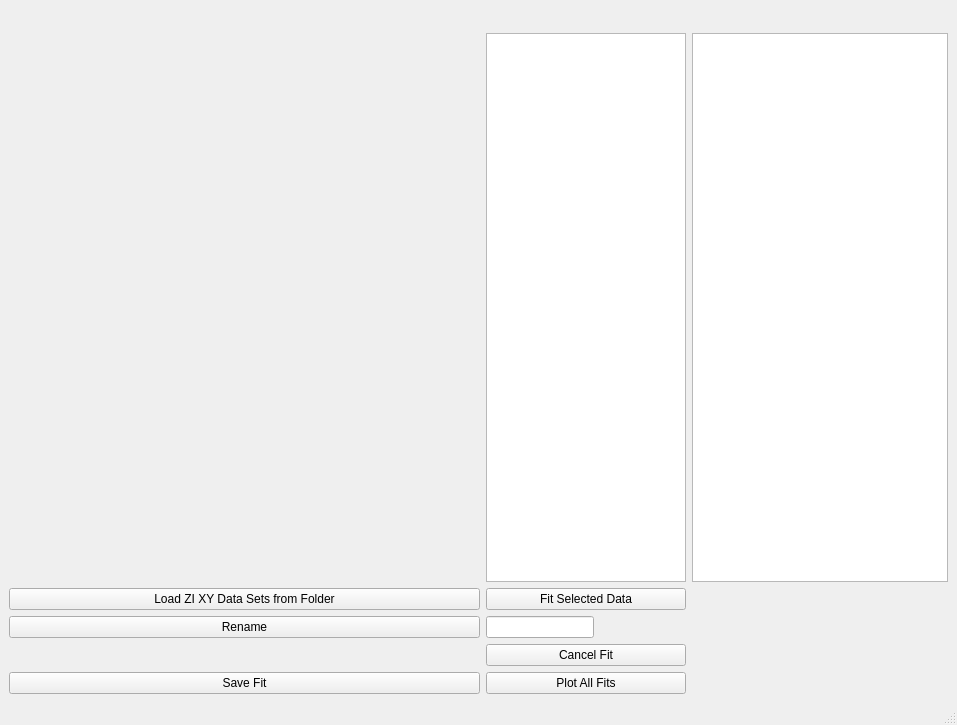
Before: the Qt Designer form window.ui in davidmiller3/plotterGUI, drawn with Qt 5.
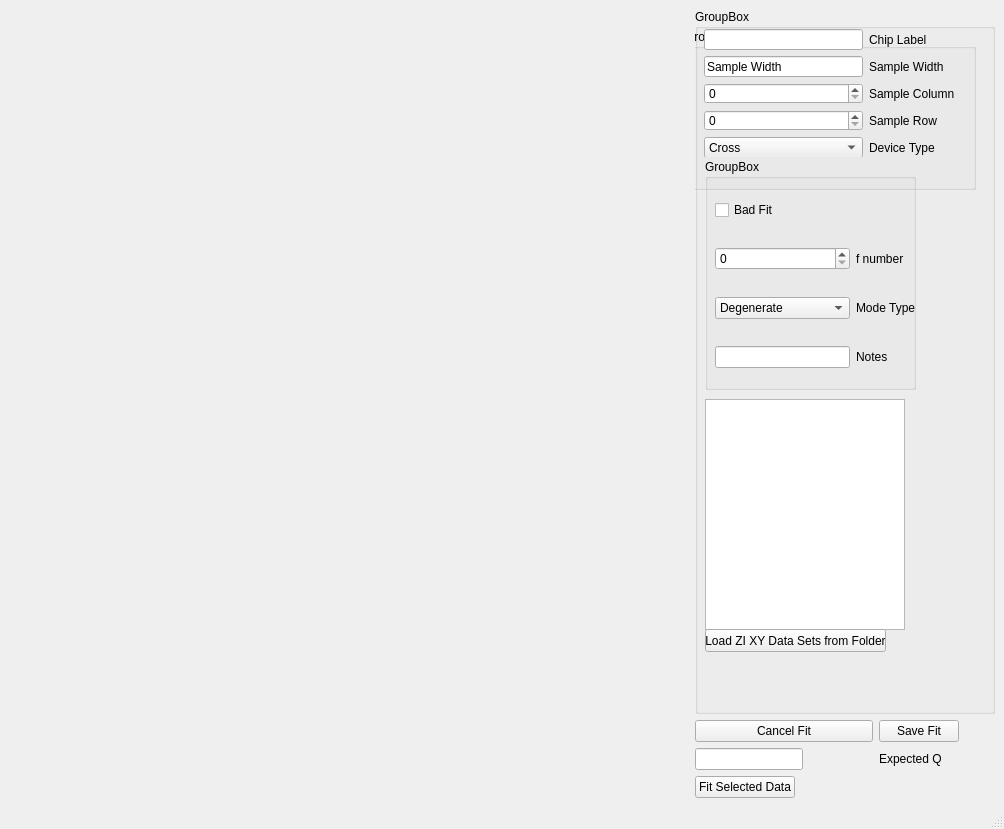
After: the same form once the commit is applied.

Diff of the .ui file:
```diff
--- a/window.ui
+++ b/window.ui
@@ -6,8 +6,8 @@
    <rect>
     <x>0</x>
     <y>0</y>
-    <width>957</width>
-    <height>725</height>
+    <width>1004</width>
+    <height>829</height>
    </rect>
   </property>
   <property name="windowTitle">
@@ -18,7 +18,7 @@
     <item row="0" column="0">
      <widget class="QWidget" name="mplwindow" native="true">
       <property name="sizePolicy">
-       <sizepolicy hsizetype="Expanding" vsizetype="Preferred">
+       <sizepolicy hsizetype="Preferred" vsizetype="Preferred">
         <horstretch>0</horstretch>
         <verstretch>0</verstretch>
        </sizepolicy>
@@ -26,37 +26,39 @@
       <layout class="QVBoxLayout" name="mplvl"/>
      </widget>
     </item>
-    <item row="2" column="0">
-     <widget class="QPushButton" name="folderSelect">
-      <property name="text">
-       <string>Load ZI XY Data Sets from Folder</string>
-      </property>
-     </widget>
-    </item>
-    <item row="4" column="0">
-     <widget class="QPushButton" name="renameSelectedData">
-      <property name="text">
-       <string>Rename</string>
-      </property>
-     </widget>
-    </item>
-    <item row="1" column="1">
-     <widget class="QListWidget" name="mplfigs">
+    <item row="6" column="2">
+     <widget class="QPushButton" name="cancelFit">
       <property name="sizePolicy">
-       <sizepolicy hsizetype="Maximum" vsizetype="Expanding">
+       <sizepolicy hsizetype="Preferred" vsizetype="Fixed">
         <horstretch>0</horstretch>
         <verstretch>0</verstretch>
        </sizepolicy>
       </property>
-      <property name="maximumSize">
+      <property name="minimumSize">
        <size>
-        <width>200</width>
-        <height>16777215</height>
+        <width>100</width>
+        <height>0</height>
        </size>
       </property>
+      <property name="text">
+       <string>Cancel Fit</string>
+      </property>
      </widget>
     </item>
-    <item row="4" column="1">
+    <item row="7" column="3">
+     <widget class="QLabel" name="QLabel">
+      <property name="sizePolicy">
+       <sizepolicy hsizetype="Fixed" vsizetype="Fixed">
+        <horstretch>0</horstretch>
+        <verstretch>0</verstretch>
+       </sizepolicy>
+      </property>
+      <property name="text">
+       <string>Expected Q</string>
+      </property>
+     </widget>
+    </item>
+    <item row="7" column="2">
      <widget class="QLineEdit" name="QEntry">
       <property name="sizePolicy">
        <sizepolicy hsizetype="Fixed" vsizetype="Fixed">
@@ -69,42 +71,299 @@
       </property>
      </widget>
     </item>
-    <item row="7" column="0">
+    <item row="6" column="3">
      <widget class="QPushButton" name="saveFit">
+      <property name="sizePolicy">
+       <sizepolicy hsizetype="Fixed" vsizetype="Fixed">
+        <horstretch>0</horstretch>
+        <verstretch>0</verstretch>
+       </sizepolicy>
+      </property>
       <property name="text">
        <string>Save Fit</string>
       </property>
      </widget>
     </item>
-    <item row="2" column="1">
+    <item row="8" column="2">
      <widget class="QPushButton" name="fitSelectedData">
+      <property name="sizePolicy">
+       <sizepolicy hsizetype="Fixed" vsizetype="Fixed">
+        <horstretch>0</horstretch>
+        <verstretch>0</verstretch>
+       </sizepolicy>
+      </property>
       <property name="text">
        <string>Fit Selected Data</string>
       </property>
      </widget>
     </item>
-    <item row="5" column="1">
-     <widget class="QPushButton" name="cancelFit">
-      <property name="text">
-       <string>Cancel Fit</string>
-      </property>
-     </widget>
-    </item>
-    <item row="1" column="2">
-     <widget class="QListWidget" name="listWidget">
+    <item row="0" column="2" colspan="2">
+     <widget class="QGroupBox" name="groupBox_2">
       <property name="sizePolicy">
-       <sizepolicy hsizetype="Preferred" vsizetype="Expanding">
+       <sizepolicy hsizetype="Preferred" vsizetype="Preferred">
         <horstretch>0</horstretch>
         <verstretch>0</verstretch>
        </sizepolicy>
       </property>
-     </widget>
-    </item>
-    <item row="7" column="1">
-     <widget class="QPushButton" name="showAllFits">
-      <property name="text">
-       <string>Plot All Fits</string>
+      <property name="minimumSize">
+       <size>
+        <width>300</width>
+        <height>0</height>
+       </size>
       </property>
+      <property name="title">
+       <string>GroupBox</string>
+      </property>
+      <widget class="QGroupBox" name="groupBox">
+       <property name="enabled">
+        <bool>true</bool>
+       </property>
+       <property name="geometry">
+        <rect>
+         <x>-10</x>
+         <y>20</y>
+         <width>291</width>
+         <height>161</height>
+        </rect>
+       </property>
+       <property name="sizePolicy">
+        <sizepolicy hsizetype="Preferred" vsizetype="Preferred">
+         <horstretch>0</horstretch>
+         <verstretch>0</verstretch>
+        </sizepolicy>
+       </property>
+       <property name="title">
+        <string>GroupBox</string>
+       </property>
+       <widget class="QWidget" name="verticalLayoutWidget">
+        <property name="geometry">
+         <rect>
+          <x>19</x>
+          <y>0</y>
+          <width>251</width>
+          <height>128</height>
+         </rect>
+        </property>
+        <layout class="QVBoxLayout" name="verticalLayout_2">
+         <item>
+          <layout class="QGridLayout" name="gridLayout_2">
+           <item row="3" column="0">
+            <widget class="QSpinBox" name="rowEdit"/>
+           </item>
+           <item row="5" column="1">
+            <widget class="QLabel" name="deviceTypeLabel">
+             <property name="text">
+              <string>Device Type</string>
+             </property>
+            </widget>
+           </item>
+           <item row="3" column="1">
+            <widget class="QLabel" name="rowLabel">
+             <property name="text">
+              <string>Sample Row</string>
+             </property>
+            </widget>
+           </item>
+           <item row="2" column="0">
+            <widget class="QSpinBox" name="columnEdit"/>
+           </item>
+           <item row="2" column="1">
+            <widget class="QLabel" name="columnLabel">
+             <property name="text">
+              <string>Sample Column</string>
+             </property>
+            </widget>
+           </item>
+           <item row="1" column="1">
+            <widget class="QLabel" name="widthLabel">
+             <property name="text">
+              <string>Sample Width</string>
+             </property>
+            </widget>
+           </item>
+           <item row="1" column="0">
+            <widget class="QLineEdit" name="widthEdit">
+             <property name="text">
+              <string>Sample Width</string>
+             </property>
+            </widget>
+           </item>
+           <item row="0" column="1">
+            <widget class="QLabel" name="chipLabel">
+             <property name="text">
+              <string>Chip Label</string>
+             </property>
+            </widget>
+           </item>
+           <item row="5" column="0">
+            <widget class="QComboBox" name="deviceType">
+             <item>
+              <property name="text">
+               <string>Cross</string>
+              </property>
+             </item>
+             <item>
+              <property name="text">
+               <string>Drumhead</string>
+              </property>
+             </item>
+             <item>
+              <property name="text">
+               <string>Beam</string>
+              </property>
+             </item>
+             <item>
+              <property name="text">
+               <string>H</string>
+              </property>
+             </item>
+             <item>
+              <property name="text">
+               <string>Other</string>
+              </property>
+             </item>
+            </widget>
+           </item>
+           <item row="0" column="0">
+            <widget class="QLineEdit" name="chipEdit">
+             <property name="text">
+              <string/>
+             </property>
+            </widget>
+           </item>
+          </layout>
+         </item>
+        </layout>
+       </widget>
+       <zorder>mplfigs</zorder>
+       <zorder>verticalLayoutWidget</zorder>
+      </widget>
+      <widget class="QGroupBox" name="fitBox">
+       <property name="geometry">
+        <rect>
+         <x>10</x>
+         <y>150</y>
+         <width>211</width>
+         <height>231</height>
+        </rect>
+       </property>
+       <property name="sizePolicy">
+        <sizepolicy hsizetype="Preferred" vsizetype="Preferred">
+         <horstretch>0</horstretch>
+         <verstretch>0</verstretch>
+        </sizepolicy>
+       </property>
+       <property name="title">
+        <string>GroupBox</string>
+       </property>
+       <widget class="QWidget" name="gridLayoutWidget_2">
+        <property name="geometry">
+         <rect>
+          <x>10</x>
+          <y>20</y>
+          <width>201</width>
+          <height>210</height>
+         </rect>
+        </property>
+        <layout class="QGridLayout" name="gridLayout_3">
+         <item row="2" column="0">
+          <widget class="QSpinBox" name="fNumber"/>
+         </item>
+         <item row="2" column="2">
+          <widget class="QLabel" name="fLabel">
+           <property name="text">
+            <string>f number</string>
+           </property>
+          </widget>
+         </item>
+         <item row="1" column="0">
+          <widget class="QCheckBox" name="selectBadFit">
+           <property name="text">
+            <string>Bad Fit</string>
+           </property>
+          </widget>
+         </item>
+         <item row="4" column="2">
+          <widget class="QLabel" name="label">
+           <property name="text">
+            <string>Mode Type</string>
+           </property>
+          </widget>
+         </item>
+         <item row="4" column="0">
+          <widget class="QComboBox" name="degeneracySelect">
+           <item>
+            <property name="text">
+             <string>Degenerate</string>
+            </property>
+           </item>
+           <item>
+            <property name="text">
+             <string>f_lower</string>
+            </property>
+           </item>
+           <item>
+            <property name="text">
+             <string>f_higher</string>
+            </property>
+           </item>
+          </widget>
+         </item>
+         <item row="5" column="2">
+          <widget class="QLabel" name="noteLabel">
+           <property name="text">
+            <string>Notes</string>
+           </property>
+          </widget>
+         </item>
+         <item row="5" column="0">
+          <widget class="QLineEdit" name="fitNotes"/>
+         </item>
+        </layout>
+       </widget>
+       <zorder>gridLayoutWidget_2</zorder>
+       <zorder>selectBadFit</zorder>
+      </widget>
+      <widget class="QListWidget" name="mplfigs">
+       <property name="geometry">
+        <rect>
+         <x>10</x>
+         <y>390</y>
+         <width>200</width>
+         <height>231</height>
+        </rect>
+       </property>
+       <property name="sizePolicy">
+        <sizepolicy hsizetype="Maximum" vsizetype="Preferred">
+         <horstretch>0</horstretch>
+         <verstretch>0</verstretch>
+        </sizepolicy>
+       </property>
+       <property name="maximumSize">
+        <size>
+         <width>200</width>
+         <height>16777215</height>
+        </size>
+       </property>
+      </widget>
+      <widget class="QPushButton" name="folderSelect">
+       <property name="geometry">
+        <rect>
+         <x>10</x>
+         <y>620</y>
+         <width>181</width>
+         <height>23</height>
+        </rect>
+       </property>
+       <property name="text">
+        <string>Load ZI XY Data Sets from Folder</string>
+       </property>
+      </widget>
+      <zorder>groupBox</zorder>
+      <zorder>fitBox</zorder>
+      <zorder>mplfigs</zorder>
+      <zorder>folderSelect</zorder>
+      <zorder>fitSelectedData</zorder>
      </widget>
     </item>
    </layout>
```
Left out of the diff: 2 changed lines with no effect on the pictures.
